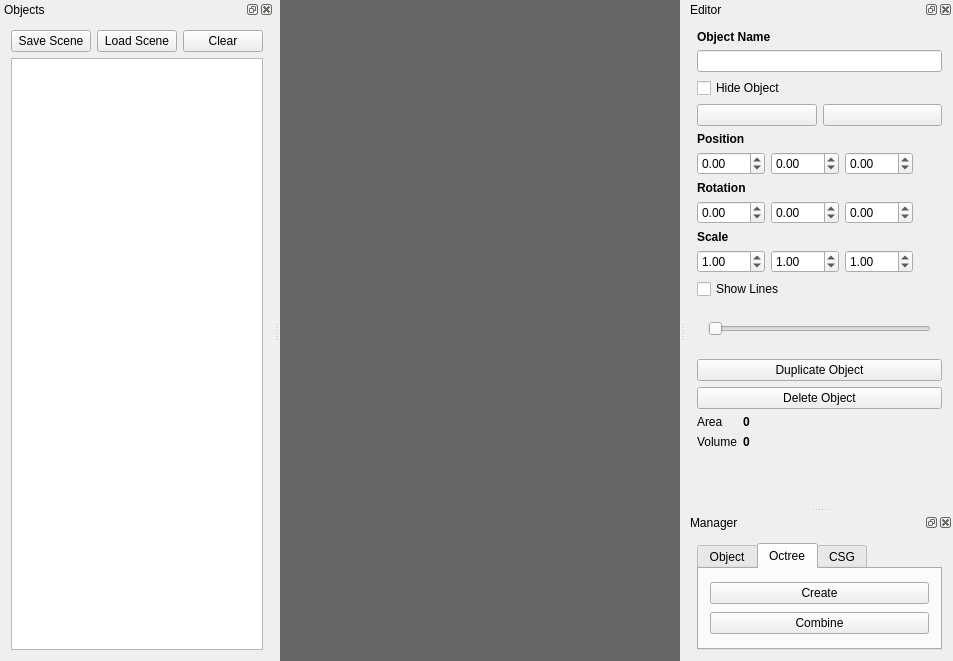
RicardoBusta/Doutorado, file ModelagemQT/mainwindow.ui: the form before one commit.
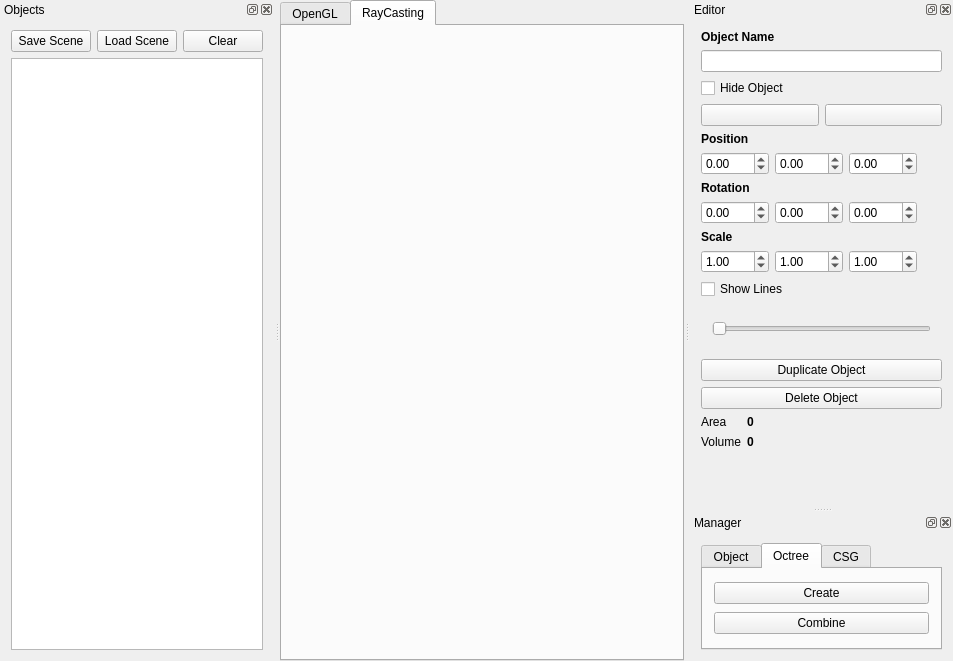
The form after the commit. Custom widgets are drawn as their Qt base class.

```diff
--- a/ModelagemQT/mainwindow.ui
+++ b/ModelagemQT/mainwindow.ui
@@ -31,7 +31,35 @@
      <number>0</number>
     </property>
     <item>
+     <widget class="QTabWidget" name="tabWidget">
+      <property name="currentIndex">
+       <number>1</number>
+      </property>
+      <widget class="QWidget" name="tab_3">
+       <attribute name="title">
+        <string>OpenGL</string>
+       </attribute>
+       <layout class="QVBoxLayout" name="verticalLayout_8">
+        <property name="spacing">
+         <number>0</number>
+        </property>
+        <property name="leftMargin">
+         <number>0</number>
+        </property>
+        <property name="topMargin">
+         <number>0</number>
+        </property>
+        <property name="rightMargin">
+         <number>0</number>
+        </property>
+        <property name="bottomMargin">
+         <number>0</number>
+        </property>
+        <item>
      <widget class="GLWidget" name="glwidget" native="true">
+          <property name="enabled">
+           <bool>true</bool>
+          </property>
       <property name="minimumSize">
        <size>
         <width>400</width>
@@ -45,6 +73,35 @@
     </item>
    </layout>
   </widget>
+      <widget class="QWidget" name="tab_5">
+       <attribute name="title">
+        <string>RayCasting</string>
+       </attribute>
+       <layout class="QVBoxLayout" name="verticalLayout_9">
+        <property name="spacing">
+         <number>0</number>
+        </property>
+        <property name="leftMargin">
+         <number>0</number>
+        </property>
+        <property name="topMargin">
+         <number>0</number>
+        </property>
+        <property name="rightMargin">
+         <number>0</number>
+        </property>
+        <property name="bottomMargin">
+         <number>0</number>
+        </property>
+        <item>
+         <widget class="RaycastWidget" name="raycastwidget" native="true"/>
+        </item>
+       </layout>
+      </widget>
+     </widget>
+    </item>
+   </layout>
+  </widget>
   <widget class="QDockWidget" name="dockWidget">
    <property name="windowTitle">
     <string>Objects</string>
@@ -496,6 +553,12 @@
    <extends>QTreeWidget</extends>
    <header>treewidget.h</header>
   </customwidget>
+  <customwidget>
+   <class>RaycastWidget</class>
+   <extends>QWidget</extends>
+   <header>raycastwidget.h</header>
+   <container>1</container>
+  </customwidget>
  </customwidgets>
  <resources/>
  <connections/>
```
Lines whose indentation alone changed are shown as unchanged.
